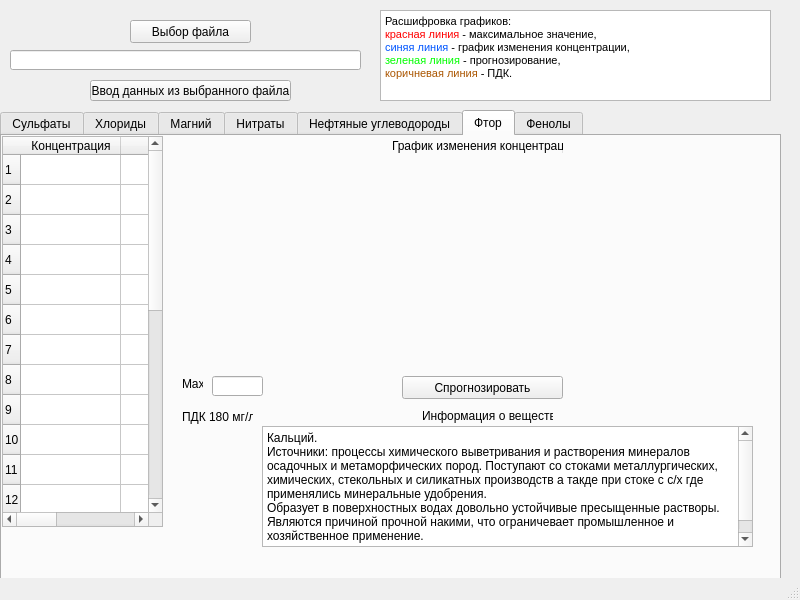
This is mainwindow.ui in teniginalbert/poisonous as Qt 5 draws it before an edit. The edited form follows.
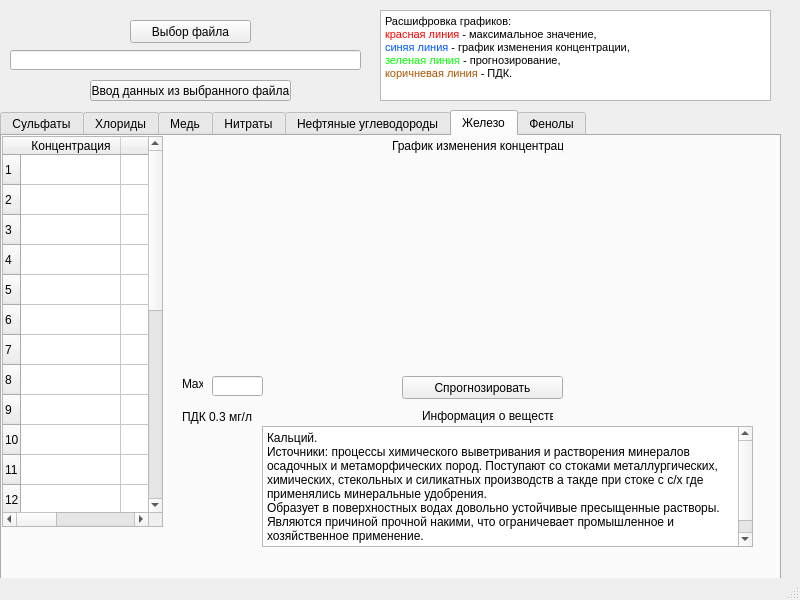
This is the edited form. The open tabs and pages were chosen to show the change. Custom widgets are drawn as their Qt base class.

```diff
--- a/mainwindow.ui
+++ b/mainwindow.ui
@@ -36,6 +36,12 @@
       <height>471</height>
      </rect>
     </property>
+    <property name="maximumSize">
+     <size>
+      <width>16777215</width>
+      <height>16777215</height>
+     </size>
+    </property>
     <property name="currentIndex">
      <number>6</number>
     </property>
@@ -561,7 +567,7 @@
     </widget>
     <widget class="QWidget" name="tab_2">
      <attribute name="title">
-      <string>Магний</string>
+      <string>Медь</string>
      </attribute>
      <widget class="QTableWidget" name="tableWidget_8">
       <property name="geometry">
@@ -1341,7 +1347,7 @@
     </widget>
     <widget class="QWidget" name="tab_6">
      <attribute name="title">
-      <string>Фтор</string>
+      <string>Железо</string>
      </attribute>
      <widget class="QTableWidget" name="tableWidget_6">
       <property name="geometry">
@@ -1556,7 +1562,7 @@
        </rect>
       </property>
       <property name="text">
-       <string>ПДК 180 мг/л</string>
+       <string>ПДК 0.3 мг/л</string>
       </property>
      </widget>
      <widget class="QLabel" name="label_24">
```
Left out of the diff: 4 changed lines with no effect on the pictures.
